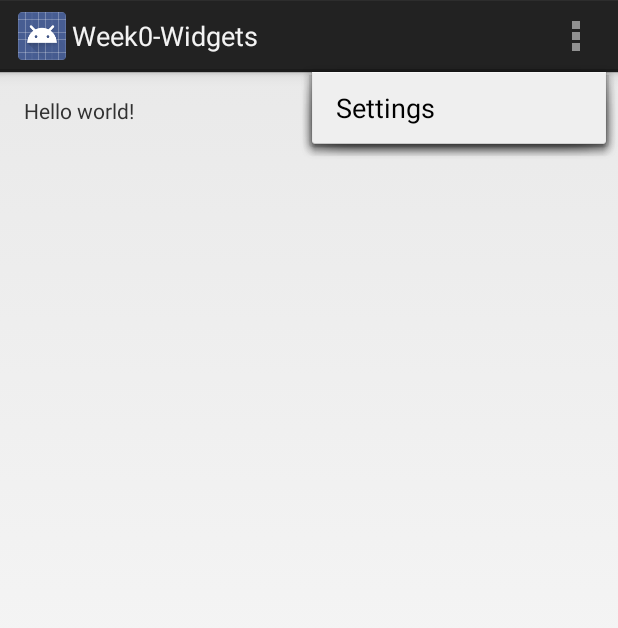
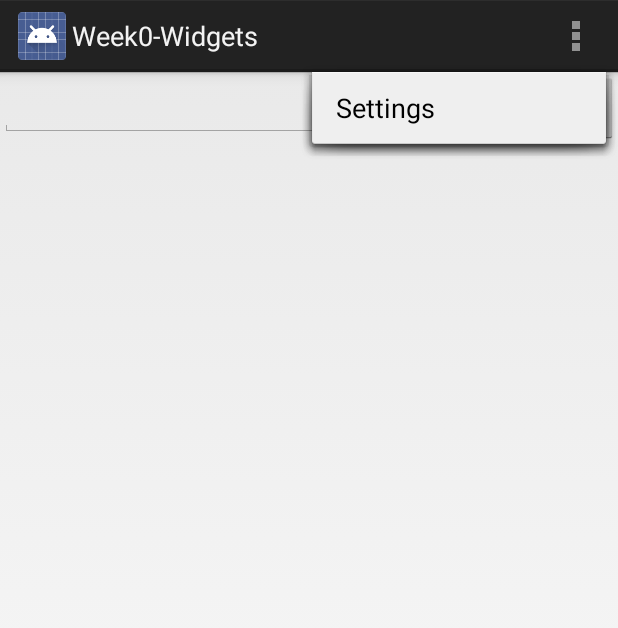
Before and after one commit to KrasimirVasilev/Week0-Widgets, an Android app: the screen it shows after launch (MainActivity), with the options menu open, on a phone screen of 412 x 824 dp. Shown: the top 628 px of the screen. Run offline under Robolectric (Android 15) with nearby library versions, the phone set to English and light mode, and no system bars.

Commit message:
First task

```diff
--- a/app/src/main/java/tutorials/hackbulgaria/com/week0_widgets/MainActivity.java
+++ b/app/src/main/java/tutorials/hackbulgaria/com/week0_widgets/MainActivity.java
@@ -1,19 +1,58 @@
 package tutorials.hackbulgaria.com.week0_widgets;
 
 import android.app.Activity;
+import android.graphics.Color;
 import android.os.Bundle;
+import android.text.Editable;
+import android.text.TextWatcher;
 import android.view.Menu;
 import android.view.MenuItem;
+import android.view.View;
+import android.widget.Button;
+import android.widget.EditText;
+import android.widget.Toast;
 
 
-public class MainActivity extends Activity {
+public class MainActivity extends Activity implements View.OnClickListener {
+
+    private View coloredView;
+    private EditText hexCodeEditText;
+    private Button showColorButton;
 
     @Override
     protected void onCreate(Bundle savedInstanceState) {
         super.onCreate(savedInstanceState);
         setContentView(R.layout.activity_main);
+
+        coloredView = findViewById(R.id.coloredView);
+        hexCodeEditText = (EditText) findViewById(R.id.hexCodeEditText);
+        showColorButton = (Button) findViewById(R.id.showColorButton);
     }
 
+
+    @Override
+    protected void onResume() {
+        super.onResume();
+
+        showColorButton.setOnClickListener(this);
+        hexCodeEditText.addTextChangedListener(new TextWatcher() {
+            @Override
+            public void beforeTextChanged(CharSequence charSequence, int i, int i2, int i3) {
+
+            }
+
+            @Override
+            public void onTextChanged(CharSequence charSequence, int i, int i2, int i3) {
+
+            }
+
+            @Override
+            public void afterTextChanged(Editable editable) {
+
+                changeColor(editable.toString());
+            }
+        });
+    }
 
     @Override
     public boolean onCreateOptionsMenu(Menu menu) {
@@ -33,4 +72,52 @@ public class MainActivity extends Activity {
         }
         return super.onOptionsItemSelected(item);
     }
+
+    @Override
+    public void onClick(View view) {
+
+        if (view.getId() == R.id.showColorButton) {
+
+            String hexCode = hexCodeEditText.getText().toString().trim();
+
+            if (!isHexCodeEmpty(hexCode)) {
+
+                changeColor(hexCode);
+            }
+        }
+    }
+
+    private void changeColor(String hexCode) {
+
+        if (hexCode != null) {
+
+            hexCodeEditText.setSelection(hexCode.length());
+
+            if (!hexCode.startsWith("#")) {
+                hexCode = "#" + hexCode;
+                hexCodeEditText.setText(hexCode);
+            }
+
+            try {
+
+                coloredView.setBackgroundColor(Color.parseColor(hexCode));
+
+            } catch (IllegalArgumentException ex) {
+                //Do Nothing
+            }
+        }
+    }
+
+    private boolean isHexCodeEmpty(String hexCode) {
+
+        if (hexCode != null) {
+
+            if (!hexCode.equals(""))
+                return false;
+        }
+
+        Toast.makeText(this, getString(R.string.hex_code_required_message), Toast.LENGTH_SHORT).show();
+
+        return true;
+    }
 }
--- a/app/src/main/res/layout/activity_main.xml
+++ b/app/src/main/res/layout/activity_main.xml
@@ -2,15 +2,40 @@
     xmlns:tools="http://schemas.android.com/tools"
     android:layout_width="match_parent"
     android:layout_height="match_parent"
-    android:paddingLeft="@dimen/activity_horizontal_margin"
-    android:paddingRight="@dimen/activity_horizontal_margin"
-    android:paddingTop="@dimen/activity_vertical_margin"
-    android:paddingBottom="@dimen/activity_vertical_margin"
     tools:context=".MainActivity">
 
-    <TextView
-        android:text="@string/hello_world"
-        android:layout_width="wrap_content"
-        android:layout_height="wrap_content" />
+    <RelativeLayout
+        android:id="@+id/relativeLayout"
+        android:layout_width="match_parent"
+        android:layout_height="wrap_content"
+        android:layout_alignParentTop="true"
+        android:layout_centerHorizontal="true">
 
+        <EditText
+            android:id="@+id/hexCodeEditText"
+            android:layout_width="wrap_content"
+            android:layout_height="wrap_content"
+            android:layout_alignParentLeft="true"
+            android:layout_alignParentStart="true"
+            android:layout_centerVertical="true"
+            android:layout_marginRight="10dp"
+            android:layout_toLeftOf="@+id/showColorButton"
+            android:layout_toStartOf="@+id/showColorButton" />
+
+        <Button
+            android:id="@+id/showColorButton"
+            android:layout_width="wrap_content"
+            android:layout_height="wrap_content"
+            android:layout_alignParentEnd="true"
+            android:layout_alignParentRight="true"
+            android:layout_alignParentTop="true"
+            android:text="New Button" />
+    </RelativeLayout>
+
+    <View
+        android:id="@+id/coloredView"
+        android:layout_width="fill_parent"
+        android:layout_height="fill_parent"
+        android:layout_below="@+id/relativeLayout"
+        android:layout_centerHorizontal="true"></View>
 </RelativeLayout>
--- a/app/src/main/res/values/strings.xml
+++ b/app/src/main/res/values/strings.xml
@@ -4,5 +4,6 @@
     <string name="app_name">Week0-Widgets</string>
     <string name="hello_world">Hello world!</string>
     <string name="action_settings">Settings</string>
+    <string name="hex_code_required_message">Hex code is required!</string>
 
 </resources>
```
